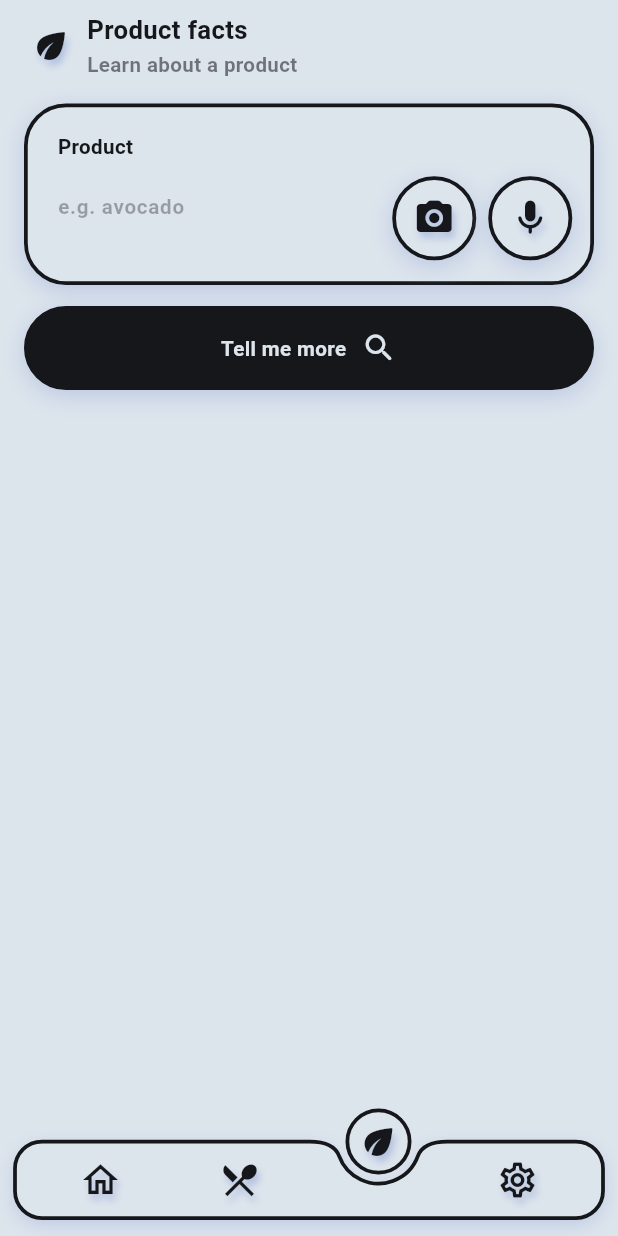
After one commit to denissavishchev/young_chef, a Flutter app: the screen it shows after launch, item 3 of the bottom bar chosen, after a tap on the "photo camera" icon, on a phone screen of 412 x 824 dp. The commit adds this screen. Run offline on Flutter 3.47's test engine with Material 3 defaults, Android fonts, the phone set to English and light mode, and no system bars; our stand-ins replace easy_localization, flutter_dotenv, flutter_screenutil, flutter_spinkit, google_generative_ai, hive_ce_flutter and 4 more; missing offline and left inert: alarm, country_flags; accounts and stored records are empty.

Commit message:
ingredijent description screen

````diff
--- a/lib/main.dart
+++ b/lib/main.dart
@@ -7,6 +7,7 @@ import 'package:provider/provider.dart';
 import 'package:hive_ce_flutter/hive_ce_flutter.dart';
 import 'package:young_chef/providers/favorites_provider.dart';
 import 'package:young_chef/providers/main_provider.dart';
+import 'package:young_chef/providers/product_provider.dart';
 import 'package:young_chef/providers/timer_provider.dart';
 import 'package:alarm/alarm.dart';
 import 'screens/home_shell.dart';
@@ -55,6 +56,9 @@ void main() async {
       child: MultiProvider(
         providers: [
           ChangeNotifierProvider<MainProvider>(create: (_) => MainProvider()),
+          ChangeNotifierProvider<ProductProvider>(
+            create: (_) => ProductProvider(),
+          ),
           ChangeNotifierProvider<FavoritesProvider>(
             create: (_) => FavoritesProvider(),
           ),
--- /dev/null
+++ b/lib/models/product_model.dart
@@ -0,0 +1,45 @@
+/// AI-generated facts about a single food product.
+class ProductInfo {
+  ProductInfo({
+    required this.name,
+    required this.about,
+    required this.pros,
+    required this.cons,
+    required this.usefulFor,
+    required this.calories,
+    required this.protein,
+    required this.carbohydrates,
+    required this.fat,
+    required this.fiber,
+  });
+
+  final String name;
+  final String about;
+  final List<String> pros;
+  final List<String> cons;
+  final String usefulFor;
+  final String calories;
+  final String protein;
+  final String carbohydrates;
+  final String fat;
+  final String fiber;
+
+  static List<String> _list(Object? value) =>
+      value is List ? value.map((e) => e.toString()).toList() : <String>[];
+
+  factory ProductInfo.fromJson(Map<String, dynamic> json) {
+    final per100 = (json['per100g'] as Map?)?.cast<String, dynamic>() ?? {};
+    return ProductInfo(
+      name: (json['name'] ?? '').toString(),
+      about: (json['about'] ?? '').toString(),
+      pros: _list(json['pros']),
+      cons: _list(json['cons']),
+      usefulFor: (json['usefulFor'] ?? '').toString(),
+      calories: (per100['calories'] ?? '-').toString(),
+      protein: (per100['protein'] ?? '-').toString(),
+      carbohydrates: (per100['carbohydrates'] ?? '-').toString(),
+      fat: (per100['fat'] ?? '-').toString(),
+      fiber: (per100['fiber'] ?? '-').toString(),
+    );
+  }
+}
--- /dev/null
+++ b/lib/providers/product_provider.dart
@@ -0,0 +1,163 @@
+import 'dart:convert';
+import 'dart:developer';
+import 'package:easy_localization/easy_localization.dart';
+import 'package:flutter/material.dart';
+import 'package:flutter_dotenv/flutter_dotenv.dart';
+import 'package:google_generative_ai/google_generative_ai.dart';
+import 'package:image_picker/image_picker.dart';
+import 'package:speech_to_text/speech_to_text.dart';
+import '../models/product_model.dart';
+
+/// State of the product screen: one product (typed, spoken or recognized from
+/// a photo) and the facts the model returns about it.
+class ProductProvider with ChangeNotifier {
+  final TextEditingController controller = TextEditingController();
+  final SpeechToText speech = SpeechToText();
+
+  bool isListening = false;
+  bool isScanning = false;
+  bool isLoading = false;
+  bool hasError = false;
+  String _baseText = '';
+
+  ProductInfo? info;
+
+  final _model = GenerativeModel(
+    model: 'gemini-2.5-flash-lite',
+    apiKey: dotenv.env['GOOGLE_AI_STUDIO_KEY'].toString(),
+  );
+
+  @override
+  void dispose() {
+    controller.dispose();
+    super.dispose();
+  }
+
+  /// Only the first product of the field counts.
+  String get firstProduct => controller.text
+      .split(RegExp(r'[,;\n]'))
+      .map((e) => e.trim())
+      .firstWhere((e) => e.isNotEmpty, orElse: () => '');
+
+  Future<void> initSpeech() async {
+    final available = await speech.initialize(
+      onStatus: (status) => log('Status: $status'),
+      onError: (error) => log('Błąd: $error'),
+    );
+    if (!available) log('Speech recognition niedostępny na tym urządzeniu');
+    notifyListeners();
+  }
+
+  void startListening(BuildContext context) async {
+    _baseText = controller.text;
+    if (_baseText.isNotEmpty && !_baseText.endsWith(' ')) _baseText += ' ';
+    isListening = true;
+    notifyListeners();
+    await speech.listen(
+      onResult: (result) {
+        controller.text = _baseText + result.recognizedWords;
+        controller.selection = TextSelection.fromPosition(
+          TextPosition(offset: controller.text.length),
+        );
+        notifyListeners();
+      },
+      listenOptions: SpeechListenOptions(
+        localeId: context.locale.toString(),
+        partialResults: true,
+        cancelOnError: true,
+      ),
+    );
+  }
+
+  void stopListening() async {
+    await speech.stop();
+    isListening = false;
+    notifyListeners();
+  }
+
+  /// Takes a photo and puts the main product on it into the field. Returns
+  /// false if nothing was recognized.
+  Future<bool> scan(BuildContext context) async {
+    final language = Localizations.localeOf(context).languageCode;
+    final photo = await ImagePicker().pickImage(
+      source: ImageSource.camera,
+      maxWidth: 1280,
+      imageQuality: 80,
+    );
+    if (photo == null) return true;
+    isScanning = true;
+    notifyListeners();
+    try {
+      final bytes = await photo.readAsBytes();
+      final response = await _model.generateContent([
+        Content.multi([
+          TextPart(
+            'Name the single main food product visible in this photo. '
+            'Answer ONLY with its name in the language: $language. '
+            'No other text. If there is no food, answer with an empty string.',
+          ),
+          DataPart('image/jpeg', bytes),
+        ]),
+      ]);
+      final product = (response.text ?? '')
+          .split(RegExp(r'[,;\n]'))
+          .first
+          .trim();
+      if (product.isEmpty) return false;
+      controller.text = product;
+      return true;
+    } catch (e) {
+      log('Scan error: $e');
+      return false;
+    } finally {
+      isScanning = false;
+      notifyListeners();
+    }
+  }
+
+  Future<void> analyze(BuildContext context) async {
+    final product = firstProduct;
+    if (product.isEmpty || isLoading) return;
+    final language = Localizations.localeOf(context).languageCode;
+    isLoading = true;
+    hasError = false;
+    notifyListeners();
+    try {
+      final response = await _model.generateContent([
+        Content.text('''
+You are a food expert talking to a teenager. Describe this food product: "${controller.text}".
+If the text lists several products, or has no separators, describe ONLY the first product mentioned.
+
+Answer ONLY with pure JSON (no markdown, no ```json, no text before/after) in this structure:
+{
+  "name": "product name",
+  "about": "3-5 sentences: what it is, its short history and where it comes from",
+  "pros": ["advantage 1", "advantage 2", "advantage 3"],
+  "cons": ["disadvantage 1", "disadvantage 2"],
+  "usefulFor": "1-3 sentences: why it is useful and what it is good for",
+  "per100g": {
+    "calories": "number + kcal",
+    "protein": "number + g",
+    "carbohydrates": "number + g",
+    "fat": "number + g",
+    "fiber": "number + g"
+  }
+}
+The per100g values are approximate, per 100 g of the raw/typical product.
+Answer in the language: $language.
+'''),
+      ]);
+      final cleaned = (response.text ?? '')
+          .replaceAll(RegExp(r'^```json', multiLine: true), '')
+          .replaceAll('```', '')
+          .trim();
+      info = ProductInfo.fromJson(jsonDecode(cleaned));
+    } catch (e) {
+      log('Product error: $e');
+      hasError = true;
+    } finally {
+      isLoading = false;
+      notifyListeners();
+    }
+  }
+}
--- a/lib/screens/home_shell.dart
+++ b/lib/screens/home_shell.dart
@@ -2,9 +2,10 @@ import 'package:flutter/material.dart';
 import '../widgets/notch_nav_bar.dart';
 import 'favorites_screen.dart';
 import 'main_screen.dart';
+import 'product_screen.dart';
 import 'settings_screen.dart';
 
-/// Hosts the three top-level tabs in a swipeable [PageView] with the notch
+/// Hosts the four top-level tabs in a swipeable [PageView] with the notch
 /// bottom bar following the page position.
 class HomeShell extends StatefulWidget {
   const HomeShell({super.key});
@@ -45,6 +46,7 @@ class _HomeShellState extends State<HomeShell> {
         children: const [
           _KeepAlive(child: FavoritesScreen()),
           _KeepAlive(child: MainScreen()),
+          _KeepAlive(child: ProductScreen()),
           _KeepAlive(child: SettingsScreen()),
         ],
       ),
@@ -59,6 +61,10 @@ class _HomeShellState extends State<HomeShell> {
           NotchNavItem(
             icon: Icons.restaurant_menu_outlined,
             activeIcon: Icons.restaurant_menu_rounded,
+          ),
+          NotchNavItem(
+            icon: Icons.eco_outlined,
+            activeIcon: Icons.eco_rounded,
           ),
           NotchNavItem(
             icon: Icons.settings_outlined,
--- /dev/null
+++ b/lib/screens/product_screen.dart
@@ -0,0 +1,431 @@
+import 'package:easy_localization/easy_localization.dart';
+import 'package:flutter/material.dart';
+import 'package:flutter/services.dart';
+import 'package:flutter_spinkit/flutter_spinkit.dart';
+import 'package:provider/provider.dart';
+import '../constants.dart';
+import '../models/product_model.dart';
+import '../providers/product_provider.dart';
+
+/// Type, say or photograph a product and get its story, pros and cons and
+/// nutrition per 100 g.
+class ProductScreen extends StatefulWidget {
+  const ProductScreen({super.key});
+
+  @override
+  State<ProductScreen> createState() => _ProductScreenState();
+}
+
+class _ProductScreenState extends State<ProductScreen> {
+  @override
+  void initState() {
+    super.initState();
+    context.read<ProductProvider>().initSpeech();
+  }
+
+  @override
+  Widget build(BuildContext context) {
+    final muted = kTextStyle.copyWith(
+      color: kLine.withValues(alpha: 0.55),
+      fontWeight: FontWeight.w600,
+    );
+
+    return AnnotatedRegion<SystemUiOverlayStyle>(
+      value: SystemUiOverlayStyle.dark,
+      child: Scaffold(
+        backgroundColor: kBg,
+        resizeToAvoidBottomInset: true,
+        body: Consumer<ProductProvider>(
+          builder: (context, data, _) {
+            final info = data.info;
+            return SafeArea(
+              bottom: false,
+              child: Column(
+                children: [
+                  Padding(
+                    padding: const EdgeInsets.fromLTRB(20, 8, 16, 4),
+                    child: Row(
+                      spacing: 10,
+                      children: [
+                        const Icon(
+                          shadows: kIconShadow,
+                          Icons.eco_rounded,
+                          size: 28,
+                          color: kLine,
+                        ),
+                        Expanded(
+                          child: Column(
+                            crossAxisAlignment: CrossAxisAlignment.start,
+                            children: [
+                              Text(
+                                'productTitle'.tr(),
+                                style: kBigTextStyle.copyWith(color: kLine),
+                              ),
+                              Text('productSubtitle'.tr(), style: muted),
+                            ],
+                          ),
+                        ),
+                      ],
+                    ),
+                  ),
+                  Expanded(
+                    child: SingleChildScrollView(
+                      keyboardDismissBehavior:
+                          ScrollViewKeyboardDismissBehavior.onDrag,
+                      padding: EdgeInsets.fromLTRB(
+                        16,
+                        12,
+                        16,
+                        12 + 64 + 12 + MediaQuery.paddingOf(context).bottom,
+                      ),
+                      child: Column(
+                        spacing: 14,
+                        children: [
+                          _InputCard(data: data),
+                          _AnalyzeButton(data: data),
+                          if (data.hasError)
+                            _Tile(
+                              icon: Icons.error_outline_rounded,
+                              title: 'tryAgainSoon'.tr(),
+                              child: const SizedBox.shrink(),
+                            ),
+                          if (info != null && !data.isLoading) ..._tiles(info),
+                        ],
+                      ),
+                    ),
+                  ),
+                ],
+              ),
+            );
+          },
+        ),
+      ),
+    );
+  }
+
+  List<Widget> _tiles(ProductInfo info) {
+    final body = kTextStyle.copyWith(color: kLine, fontWeight: FontWeight.w600);
+    return [
+      _Tile(
+        icon: Icons.menu_book_rounded,
+        title: info.name.isEmpty ? 'productAbout'.tr() : info.name,
+        subtitle: 'productAbout'.tr(),
+        child: Text(info.about, style: body),
+      ),
+      _Tile(
+        icon: Icons.balance_rounded,
+        title: 'productProsCons'.tr(),
+        child: Column(
+          crossAxisAlignment: CrossAxisAlignment.start,
+          spacing: 12,
+          children: [
+            _Bullets(
+              label: 'productPros'.tr(),
+              icon: Icons.add_circle_outline_rounded,
+              items: info.pros,
+            ),
+            _Bullets(
+              label: 'productCons'.tr(),
+              icon: Icons.remove_circle_outline_rounded,
+              items: info.cons,
+            ),
+            if (info.usefulFor.isNotEmpty) ...[
+              Text(
+                'productUseful'.tr(),
+                style: kTextStyle.copyWith(
+                  color: kLine.withValues(alpha: 0.55),
+                ),
+              ),
+              Text(info.usefulFor, style: body),
+            ],
+          ],
+        ),
+      ),
+      _Tile(
+        icon: Icons.local_fire_department_rounded,
+        title: 'productNutrition'.tr(),
+        child: Column(
+          spacing: 8,
+          children: [
+            _NutrientRow('calories'.tr(), info.calories),
+            _NutrientRow('protein'.tr(), info.protein),
+            _NutrientRow('carbohydrates'.tr(), info.carbohydrates),
+            _NutrientRow('fat'.tr(), info.fat),
+            _NutrientRow('fiber'.tr(), info.fiber),
+          ],
+        ),
+      ),
+    ];
+  }
+}
+
+class _InputCard extends StatelessWidget {
+  const _InputCard({required this.data});
+
+  final ProductProvider data;
+
+  @override
+  Widget build(BuildContext context) {
+    return Container(
+      width: double.infinity,
+      padding: const EdgeInsets.fromLTRB(20, 16, 12, 14),
+      decoration: outlineDecoration(),
+      child: Column(
+        crossAxisAlignment: CrossAxisAlignment.start,
+        spacing: 10,
+        children: [
+          Text('productLabel'.tr(), style: kTextStyle),
+          Row(
+            crossAxisAlignment: CrossAxisAlignment.end,
+            children: [
+              Expanded(
+                child: Stack(
+                  children: [
+                    TextFormField(
+                      controller: data.controller,
+                      keyboardType: TextInputType.multiline,
+                      cursorColor: kLine,
+                      maxLines: null,
+                      minLines: 2,
+                      style: kTextStyle,
+                      decoration: InputDecoration(
+                        border: InputBorder.none,
+                        isDense: true,
+                        hintText: 'productHint'.tr(),
+                        hintStyle: kTextStyle.copyWith(
+                          color: kLine.withValues(alpha: 0.35),
+                          fontWeight: FontWeight.w600,
+                        ),
+                      ),
+                    ),
+                    if (data.isListening)
+                      Positioned.fill(
+                        child: ColoredBox(
+                          color: kBg.withValues(alpha: 0.8),
+                          child: Center(
+                            child: SpinKitWave(
+                              color: kLine,
+                              size: 28,
+                              itemCount: 7,
+                            ),
+                          ),
+                        ),
+                      ),
+                  ],
+                ),
+              ),
+              const SizedBox(width: 8),
+              GestureDetector(
+                onTap: data.isScanning
+                    ? null
+                    : () async {
+                        final messenger = ScaffoldMessenger.of(context);
+                        final ok = await data.scan(context);
+                        if (!ok) {
+                          messenger.showSnackBar(
+                            SnackBar(content: Text('scanFailed'.tr())),
+                          );
+                        }
+                      },
+                child: Container(
+                  width: 56,
+                  height: 56,
+                  decoration: outlineDecoration(circle: true),
+                  child: data.isScanning
+                      ? const Padding(
+                          padding: EdgeInsets.all(16),
+                          child: CircularProgressIndicator(
+                            strokeWidth: 3,
+                            color: kLine,
+                          ),
+                        )
+                      : const Icon(
+                          shadows: kIconShadow,
+                          Icons.photo_camera_rounded,
+                          size: 28,
+                          color: kLine,
+                        ),
+                ),
+              ),
+              const SizedBox(width: 8),
+              GestureDetector(
+                onTapDown: (_) => data.startListening(context),
+                onTapUp: (_) => data.stopListening(),
+                onTapCancel: () => data.stopListening(),
+                child: AnimatedContainer(
+                  duration: const Duration(milliseconds: 180),
+                  width: 56,
+                  height: 56,
+                  decoration: outlineDecoration(
+                    circle: true,
+                    color: data.isListening ? kLine : kBg,
+                  ),
+                  child: Icon(
+                    Icons.mic_rounded,
+                    shadows: data.isListening ? null : kIconShadow,
+                    size: 28,
+                    color: data.isListening ? kBg : kLine,
+                  ),
+                ),
+              ),
+            ],
+          ),
+        ],
+      ),
+    );
+  }
+}
+
+class _AnalyzeButton extends StatelessWidget {
+  const _AnalyzeButton({required this.data});
+
+  final ProductProvider data;
+
+  @override
+  Widget build(BuildContext context) {
+    return GestureDetector(
+      onTap: () {
+        FocusScope.of(context).unfocus();
+        data.analyze(context);
+      },
+      child: Container(
+        width: double.infinity,
+        height: 56,
+        decoration: outlineDecoration(radius: 28, color: kLine),
+        child: data.isLoading
+            ? const Center(
+                child: SizedBox(
+                  width: 24,
+                  height: 24,
+                  child: CircularProgressIndicator(strokeWidth: 3, color: kBg),
+                ),
+              )
+            : Row(
+                mainAxisAlignment: MainAxisAlignment.center,
+                spacing: 10,
+                children: [
+                  Text(
+                    'productAnalyze'.tr(),
+                    style: kTextStyle.copyWith(color: kBg),
+                  ),
+                  const Icon(Icons.search_rounded, size: 24, color: kBg),
+                ],
+              ),
+      ),
+    );
+  }
+}
+
+class _Tile extends StatelessWidget {
+  const _Tile({
+    required this.icon,
+    required this.title,
+    required this.child,
+    this.subtitle,
+  });
+
+  final IconData icon;
+  final String title;
+  final String? subtitle;
+  final Widget child;
+
+  @override
+  Widget build(BuildContext context) {
+    return Container(
+      width: double.infinity,
+      padding: const EdgeInsets.fromLTRB(20, 16, 20, 18),
+      decoration: outlineDecoration(),
+      child: Column(
+        crossAxisAlignment: CrossAxisAlignment.start,
+        spacing: 12,
+        children: [
+          Row(
+            spacing: 10,
+            children: [
+              Icon(icon, size: 24, color: kLine, shadows: kIconShadow),
+              Expanded(
+                child: Column(
+                  crossAxisAlignment: CrossAxisAlignment.start,
+                  children: [
+                    Text(title, style: kBigTextStyle),
+                    if (subtitle != null)
+                      Text(
+                        subtitle!,
+                        style: kTextStyle.copyWith(
+                          color: kLine.withValues(alpha: 0.55),
+                          fontWeight: FontWeight.w600,
+                        ),
+                      ),
+                  ],
+                ),
+              ),
+            ],
+          ),
+          child,
+        ],
+      ),
+    );
+  }
+}
+
+class _Bullets extends StatelessWidget {
+  const _Bullets({required this.label, required this.icon, required this.items});
+
+  final String label;
+  final IconData icon;
+  final List<String> items;
+
+  @override
+  Widget build(BuildContext context) {
+    return Column(
+      crossAxisAlignment: CrossAxisAlignment.start,
+      spacing: 6,
+      children: [
+        Text(label, style: kTextStyle),
+        for (final item in items)
+          Row(
+            crossAxisAlignment: CrossAxisAlignment.start,
+            spacing: 8,
+            children: [
+              Icon(icon, size: 18, color: kLine),
+              Expanded(
+                child: Text(
+                  item,
+                  style: kTextStyle.copyWith(fontWeight: FontWeight.w600),
+                ),
+              ),
+            ],
+          ),
+      ],
+    );
+  }
+}
+
+class _NutrientRow extends StatelessWidget {
+  const _NutrientRow(this.label, this.value);
+
+  final String label;
+  final String value;
+
+  @override
+  Widget build(BuildContext context) {
+    return Row(
+      children: [
+        Expanded(
+          child: Text(
+            label,
+            style: kTextStyle.copyWith(color: kLine.withValues(alpha: 0.55)),
+          ),
+        ),
+        Container(
+          padding: const EdgeInsets.symmetric(horizontal: 14, vertical: 6),
+          decoration: BoxDecoration(
+            color: kLine,
+            borderRadius: BorderRadius.circular(40),
+          ),
+          child: Text(value, style: kTextStyle.copyWith(color: Colors.white)),
+        ),
+      ],
+    );
+  }
+}
````
Also changed, not shown: assets/translations/en-US.json (+14 -1 lines), assets/translations/pl-PL.json (+14 -1 lines), assets/translations/ru-RU.json (+14 -1 lines), pubspec.yaml (+19 -0 lines), assets/icon/icon.png (added), assets/icon/icon_foreground.png (added), assets/icon/icon_rounded.png (added), design/icon_variants/plate.svg (added), design/icon_variants/sandwich_color.svg (added), design/icon_variants/sandwich_flat.svg (added), pubspec.lock, 67 other files.
